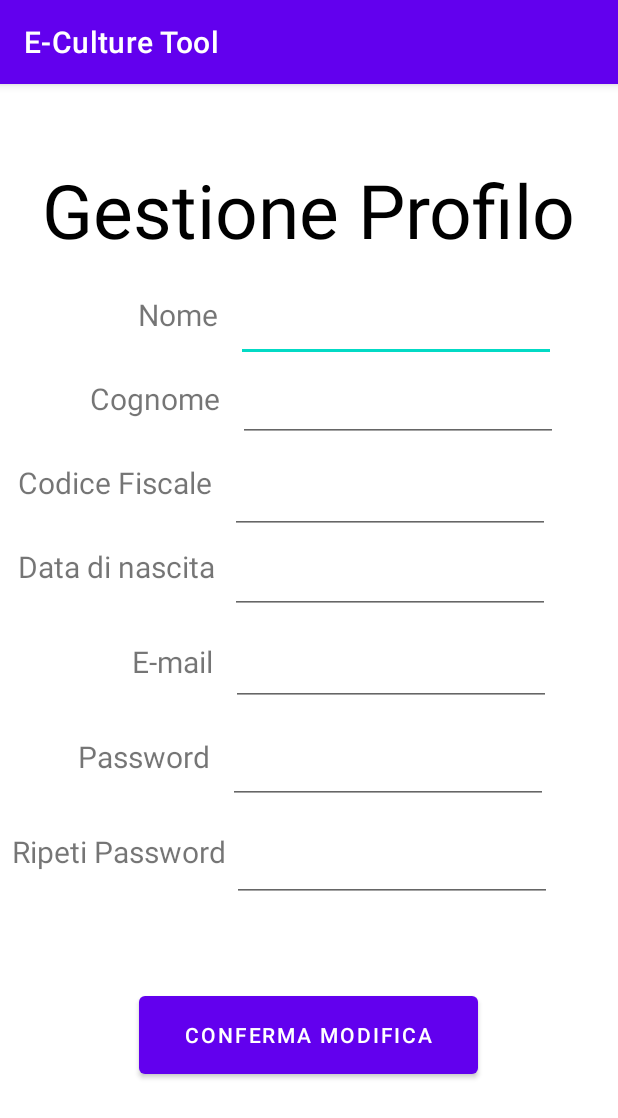
After one commit to mattiange/EProject, an Android app: the fragment GestioneProfiloModifica shown on its own in the app's theme, on a phone screen of 412 x 824 dp. The commit adds this screen. Shown: the top 1118 px of the screen. Run offline under Robolectric (Android 15) with nearby library versions, the phone set to English and light mode, and no system bars.

Commit message:
Aggiunta CRUD PERCORSO, Gestione Profilo, Crud Zona Delete

```diff
--- /dev/null
+++ b/app/src/main/java/it/sms/eproject/activity/login_e_registrazione/GestioneProfiloModifica.java
@@ -0,0 +1,29 @@
+package it.sms.eproject.activity.login_e_registrazione;
+
+import android.os.Bundle;
+import android.view.LayoutInflater;
+import android.view.View;
+import android.view.ViewGroup;
+import android.widget.Button;
+import android.widget.ImageButton;
+
+import androidx.annotation.NonNull;
+import androidx.annotation.Nullable;
+import androidx.fragment.app.Fragment;
+
+import it.sms.eproject.R;
+
+public class GestioneProfiloModifica extends Fragment {
+
+    private Button btnConfirm;
+
+
+    public View onCreateView(@NonNull LayoutInflater inflater, @Nullable ViewGroup container, @Nullable Bundle savedInstanceState) {
+        View v = inflater.inflate(R.layout.gestioneprofilo_modifica_fragment, container,false);
+
+        btnConfirm = v.findViewById(R.id.btnConfirmModifica);
+
+        return v;
+
+    }
+}
--- /dev/null
+++ b/app/src/main/res/layout/gestioneprofilo_modifica_fragment.xml
@@ -0,0 +1,211 @@
+<?xml version="1.0" encoding="utf-8"?>
+<androidx.constraintlayout.widget.ConstraintLayout xmlns:android="http://schemas.android.com/apk/res/android"
+    xmlns:app="http://schemas.android.com/apk/res-auto"
+    xmlns:tools="http://schemas.android.com/tools"
+    android:layout_width="match_parent"
+    android:layout_height="match_parent"
+    android:orientation="vertical">
+
+    <TextView
+        android:id="@+id/labelMuseum"
+        android:layout_width="wrap_content"
+        android:layout_height="wrap_content"
+        android:layout_marginTop="50dp"
+        android:text="@string/gestioneprofilo"
+        android:textColor="@color/black"
+        android:textSize="50sp"
+        android:visibility="visible"
+        app:layout_constraintEnd_toEndOf="parent"
+        app:layout_constraintLeft_toLeftOf="parent"
+        app:layout_constraintRight_toRightOf="parent"
+        app:layout_constraintStart_toStartOf="parent"
+        app:layout_constraintTop_toTopOf="parent" />
+
+    <TextView
+        android:id="@+id/lblNome"
+        android:layout_width="wrap_content"
+        android:layout_height="wrap_content"
+        android:layout_marginStart="92dp"
+        android:layout_marginTop="140dp"
+        android:text="@string/crud_txt_nome"
+        android:textSize="20sp"
+        app:layout_constraintStart_toStartOf="parent"
+        app:layout_constraintTop_toTopOf="parent" />
+
+    <EditText
+        android:id="@+id/etNome"
+        android:layout_width="wrap_content"
+        android:layout_height="wrap_content"
+        android:layout_marginStart="12dp"
+        android:layout_marginTop="140dp"
+        android:layout_weight="1"
+        android:ems="10"
+        android:inputType="textPersonName"
+        app:layout_constraintStart_toEndOf="@+id/lblNome"
+        app:layout_constraintTop_toTopOf="parent" />
+
+    <TextView
+        android:id="@+id/lblCognome"
+        android:layout_width="wrap_content"
+        android:layout_height="wrap_content"
+        android:layout_marginStart="60dp"
+        android:layout_marginTop="56dp"
+        android:text="@string/crud_txt_cognome"
+        android:textSize="20sp"
+        app:layout_constraintStart_toStartOf="parent"
+        app:layout_constraintTop_toTopOf="@id/lblNome" />
+
+    <EditText
+        android:id="@+id/etCognome"
+        android:layout_width="wrap_content"
+        android:layout_height="wrap_content"
+        android:layout_marginStart="12dp"
+        android:layout_marginTop="8dp"
+        android:layout_weight="1"
+        android:ems="10"
+        android:inputType="textPersonName"
+        app:layout_constraintStart_toEndOf="@+id/lblCognome"
+        app:layout_constraintTop_toBottomOf="@+id/etNome" />
+
+    <TextView
+        android:id="@+id/lblCodiceFiscale"
+        android:layout_width="wrap_content"
+        android:layout_height="wrap_content"
+        android:layout_marginStart="12dp"
+        android:layout_marginTop="56dp"
+        android:text="@string/crud_txt_codice_fiscale"
+        android:textSize="20sp"
+        app:layout_constraintStart_toStartOf="parent"
+        app:layout_constraintTop_toTopOf="@id/lblCognome" />
+
+    <EditText
+        android:id="@+id/etCodiceFiscale"
+        android:layout_width="wrap_content"
+        android:layout_height="wrap_content"
+        android:layout_marginStart="12dp"
+        android:layout_marginTop="16dp"
+        android:layout_weight="1"
+        android:ems="10"
+        android:inputType="textPersonName"
+        app:layout_constraintStart_toEndOf="@+id/lblCodiceFiscale"
+        app:layout_constraintTop_toBottomOf="@+id/etCognome" />
+
+    <TextView
+        android:id="@+id/lblDataDiNascita"
+        android:layout_width="wrap_content"
+        android:layout_height="wrap_content"
+        android:layout_marginStart="12dp"
+        android:layout_marginTop="56dp"
+        android:text="@string/crud_txt_data_di_nascita"
+        android:textSize="20sp"
+        app:layout_constraintStart_toStartOf="parent"
+        app:layout_constraintTop_toTopOf="@id/lblCodiceFiscale" />
+
+    <EditText
+        android:id="@+id/etDataDiNascita"
+        android:layout_width="wrap_content"
+        android:layout_height="wrap_content"
+        android:layout_marginStart="12dp"
+        android:layout_marginTop="8dp"
+        android:layout_weight="1"
+        android:ems="10"
+        android:inputType="date"
+        app:layout_constraintStart_toEndOf="@+id/lblCodiceFiscale"
+        app:layout_constraintTop_toBottomOf="@+id/etCodiceFiscale" />
+
+    <TextView
+        android:id="@+id/lblEmail"
+        android:layout_width="wrap_content"
+        android:layout_height="wrap_content"
+        android:layout_marginStart="88dp"
+        android:layout_marginTop="36dp"
+        android:text="@string/email"
+        android:textSize="20sp"
+        app:layout_constraintStart_toStartOf="parent"
+        app:layout_constraintTop_toBottomOf="@+id/lblDataDiNascita" />
+
+    <EditText
+        android:id="@+id/etEmail"
+        android:layout_width="wrap_content"
+        android:layout_height="wrap_content"
+        android:layout_marginStart="12dp"
+        android:layout_marginTop="16dp"
+        android:layout_weight="1"
+        android:ems="10"
+        android:inputType="textPersonName"
+        app:layout_constraintStart_toEndOf="@+id/lblEmail"
+        app:layout_constraintTop_toBottomOf="@+id/etDataDiNascita" />
+
+    <TextView
+        android:id="@+id/lblPassword"
+        android:layout_width="wrap_content"
+        android:layout_height="wrap_content"
+        android:layout_marginStart="52dp"
+        android:layout_marginTop="36dp"
+        android:text="@string/password"
+        android:textSize="20sp"
+        app:layout_constraintStart_toStartOf="parent"
+        app:layout_constraintTop_toBottomOf="@+id/lblEmail" />
+
+    <EditText
+        android:id="@+id/etPassword"
+        android:layout_width="wrap_content"
+        android:layout_height="wrap_content"
+        android:layout_marginStart="12dp"
+        android:layout_marginTop="20dp"
+        android:layout_weight="1"
+        android:ems="10"
+        android:inputType="textPassword"
+        app:layout_constraintStart_toEndOf="@+id/lblPassword"
+        app:layout_constraintTop_toBottomOf="@+id/etEmail" />
+
+    <TextView
+        android:id="@+id/lblConfermaPassword"
+        android:layout_width="wrap_content"
+        android:layout_height="wrap_content"
+        android:layout_marginStart="8dp"
+        android:layout_marginTop="36dp"
+        android:text="@string/repeat_password"
+        android:textSize="20sp"
+        app:layout_constraintStart_toStartOf="parent"
+        app:layout_constraintTop_toBottomOf="@+id/lblPassword" />
+
+    <EditText
+        android:id="@+id/etConfermaPassword"
+        android:layout_width="wrap_content"
+        android:layout_height="wrap_content"
+        android:layout_marginStart="4dp"
+        android:layout_marginTop="20dp"
+        android:layout_weight="1"
+        android:ems="10"
+        android:inputType="textPassword"
+        app:layout_constraintStart_toEndOf="@+id/lblConfermaPassword"
+        app:layout_constraintTop_toBottomOf="@+id/etPassword" />
+
+    <TextView
+        android:id="@+id/lblError"
+        android:layout_width="wrap_content"
+        android:layout_height="wrap_content"
+        android:layout_marginTop="16dp"
+        android:textColor="@color/red"
+        android:textSize="20sp"
+        android:visibility="invisible"
+        app:layout_constraintEnd_toEndOf="parent"
+        app:layout_constraintHorizontal_bias="0.498"
+        app:layout_constraintLeft_toLeftOf="parent"
+        app:layout_constraintStart_toStartOf="parent"
+        app:layout_constraintTop_toBottomOf="@+id/etConfermaPassword" />
+
+    <Button
+        android:id="@+id/btnConfirmModifica"
+        android:layout_width="226dp"
+        android:layout_height="64dp"
+        android:layout_marginTop="52dp"
+        android:text="@string/confirmModifica"
+        app:layout_constraintBottom_toBottomOf="parent"
+        app:layout_constraintEnd_toEndOf="parent"
+        app:layout_constraintHorizontal_bias="0.497"
+        app:layout_constraintStart_toStartOf="parent"
+        app:layout_constraintTop_toBottomOf="@+id/etConfermaPassword"
+        app:layout_constraintVertical_bias="0.046" />
+</androidx.constraintlayout.widget.ConstraintLayout>
--- /dev/null
+++ b/app/src/main/res/layout/info_app.xml
@@ -0,0 +1,6 @@
+<?xml version="1.0" encoding="utf-8"?>
+<androidx.constraintlayout.widget.ConstraintLayout xmlns:android="http://schemas.android.com/apk/res/android"
+    xmlns:app="http://schemas.android.com/apk/res-auto"
+    xmlns:tools="http://schemas.android.com/tools"
+    android:layout_width="match_parent"
+    android:layout_height="match_parent"/>
--- a/app/src/main/res/values/strings.xml
+++ b/app/src/main/res/values/strings.xml
@@ -264,6 +264,14 @@
 
     <string name="hello_first_fragment">Hello first fragment</string>
     <string name="hello_second_fragment">Hello second fragment. Arg: %1$s</string>
+    <string name="crud_create_percorsodivisita">Creazione percorso di visita</string>
+    <string name="crud_txt_percorso">Nome percorso di visita</string>
+    <string name="crud_txt_data_visita">Inserisci la data di visita</string>
+    <string name="crud_txt_durata">Inserisci durata massima</string>
+    <string name="confirmModifica">Conferma Modifica</string>
+    <string name="gestioneprofilo">Gestione Profilo</string>
+    <string name="Modificaprofilo">Modifica</string>
+    <string name="crud_cancellaZona">Cancella Zona</string>
 
     <!-- ///////////////////////////////////////////////// -->
 
```
Also changed, not shown: app/src/main/java/it/sms/eproject/activity/login_e_registrazione/GestioneProfilo.java (added, +39 -0 lines), app/src/main/java/it/sms/eproject/fragment/home/crud/CrudZona_Delete.java (added, +30 -0 lines), app/src/main/java/it/sms/eproject/fragment/home/crud/percorso/CRUDPercorso.java (added, +24 -0 lines), app/src/main/res/layout/crudpercorso_create_fragment.xml (added, +61 -0 lines), app/src/main/res/layout/crudzona_delete_fragment.xml (added, +36 -0 lines), app/src/main/res/layout/gestioneprofilo_fragment.xml (added, +43 -0 lines).
